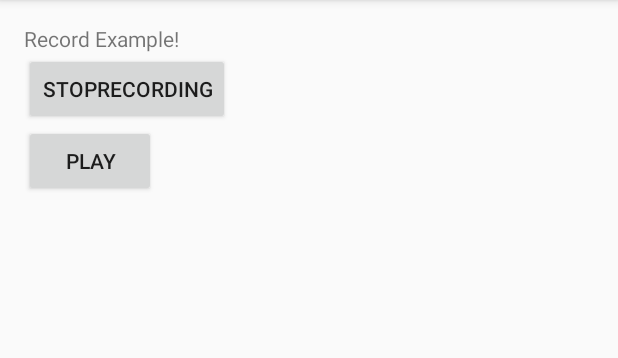
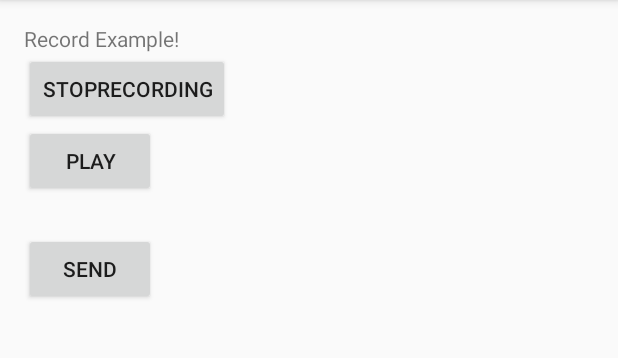
Before and after one commit to enoxaiming/Xtream, an Android app: the screen it shows after launch (VoiceRecorder), after a tap on "RECORD", on a phone screen of 412 x 824 dp, the part 84-442 px from its top. Run offline under Robolectric (Android 15) with nearby library versions, the phone set to English and light mode, and no system bars; libraries missing offline, so code that uses them is left out: com.android.internal, com.loopj.android.

Commit message:
Setup finish & change some codes

```diff
--- a/app/build.gradle
+++ b/app/build.gradle
@@ -11,6 +11,7 @@ android {
         versionName "1.0"
         testInstrumentationRunner "android.support.test.runner.AndroidJUnitRunner"
     }
+    useLibrary 'org.apache.http.legacy'
     buildTypes {
         release {
             minifyEnabled false
@@ -26,4 +27,5 @@ dependencies {
     })
     compile 'com.android.support:appcompat-v7:24.2.1'
     testCompile 'junit:junit:4.12'
+    compile 'com.loopj.android:android-async-http:1.4.9'
 }
--- a/app/src/main/java/daedeoksw/dimigo/xtream/VoiceRecorder.java
+++ b/app/src/main/java/daedeoksw/dimigo/xtream/VoiceRecorder.java
@@ -4,6 +4,7 @@ import android.Manifest;
 import android.content.pm.PackageManager;
 import android.media.MediaPlayer;
 import android.media.MediaRecorder;
+import android.os.AsyncTask;
 import android.os.Bundle;
 import android.os.Environment;
 import android.support.v4.app.ActivityCompat;
@@ -12,26 +13,45 @@ import android.util.Log;
 import android.view.View;
 import android.widget.Button;
 
+import com.android.internal.http.multipart.MultipartEntity;
+import com.loopj.android.http.AsyncHttpClient;
+import com.loopj.android.http.AsyncHttpResponseHandler;
+import com.loopj.android.http.RequestParams;
+
+import org.apache.http.HttpResponse;
+import org.apache.http.client.HttpClient;
+import org.apache.http.client.methods.HttpPost;
+import org.apache.http.entity.InputStreamEntity;
+import org.apache.http.impl.client.DefaultHttpClient;
+
 import java.io.File;
+import java.io.FileInputStream;
+import java.io.FileNotFoundException;
 import java.io.IOException;
+import java.net.HttpURLConnection;
+import java.net.URL;
 import java.util.ArrayList;
+
+
 
 /**
  * Created by Chan_Woo_Kim on 2016-11-17.
  */
 public class VoiceRecorder extends AppCompatActivity implements View.OnClickListener {
     private final String LOG = "VoiceRecorder";
+    private String URL = "http://esplay.xyz/xser/upload";
     private static String mFileName = null;
     private boolean mStartRecording = true;
     private boolean mStartPlaying = true;
     private Button mPlayButton;
     private Button mRecordButton;
+    private Button mSendButton;
     private MediaPlayer mPlayer;
     private MediaRecorder mRecorder;
 
     public VoiceRecorder() {
         mFileName = Environment.getExternalStorageDirectory().getAbsolutePath();
-        mFileName += "/XStreamFiles/audiorecordtest.mp3";
+        mFileName += "/XStreamFiles/test1.mp3";
         Log.w(LOG,mFileName);
     }
 
@@ -46,15 +66,20 @@ public class VoiceRecorder extends AppCompatActivity implements View.OnClickList
             ActivityCompat.requestPermissions(this, new String[]{Manifest.permission.WRITE_EXTERNAL_STORAGE}, 0);
         }
 
+
         File xStreams = new File(Environment.getExternalStorageDirectory().getAbsolutePath()+"/XStreamFiles");
         if(!xStreams.exists()){
             xStreams.mkdirs();
         }
 
+
+
         mRecordButton = (Button) findViewById(R.id.btn_record);
         mPlayButton = (Button) findViewById(R.id.btn_play);
+        mSendButton = (Button) findViewById(R.id.sendbtn);
         mRecordButton.setOnClickListener(this);
         mPlayButton.setOnClickListener(this);
+        mSendButton.setOnClickListener(this);
     }
 
     private void onRecord(boolean start) {
@@ -68,9 +93,10 @@ public class VoiceRecorder extends AppCompatActivity implements View.OnClickList
     private void startRecording() {
         mRecorder = new MediaRecorder();
         mRecorder.setAudioSource(MediaRecorder.AudioSource.MIC);
-        mRecorder.setOutputFormat(MediaRecorder.OutputFormat.THREE_GPP);
+        mRecorder.setOutputFormat(MediaRecorder.OutputFormat.MPEG_4);
+        Log.e("name",mFileName);
         mRecorder.setOutputFile(mFileName);
-        mRecorder.setAudioEncoder(MediaRecorder.AudioEncoder.AMR_NB);
+        mRecorder.setAudioEncoder(MediaRecorder.AudioEncoder.AAC);
         try {
             mRecorder.prepare();
         } catch (IOException e) {
@@ -144,5 +170,10 @@ public class VoiceRecorder extends AppCompatActivity implements View.OnClickList
             }
             mStartPlaying = !mStartPlaying;
         }
+
+        if(view.getId() == R.id.sendbtn) {
+        }
     }
+
+
 }
--- a/app/src/main/res/layout/activity_record.xml
+++ b/app/src/main/res/layout/activity_record.xml
@@ -29,4 +29,13 @@
         android:id="@+id/btn_play"
         android:layout_below="@+id/btn_record"
         android:layout_alignParentStart="true" />
+
+    <Button
+        android:text="Send"
+        android:layout_width="wrap_content"
+        android:layout_height="wrap_content"
+        android:layout_below="@+id/btn_play"
+        android:layout_alignEnd="@+id/btn_play"
+        android:layout_marginTop="24dp"
+        android:id="@+id/sendbtn" />
 </RelativeLayout>
```
Also changed, not shown: app/src/main/AndroidManifest.xml (+6 -1 lines), app/src/main/java/daedeoksw/dimigo/xtream/MainActivity.java (+54 -0 lines), app/src/main/res/layout/activity_main.xml (+11 -1 lines), 2 other files.
